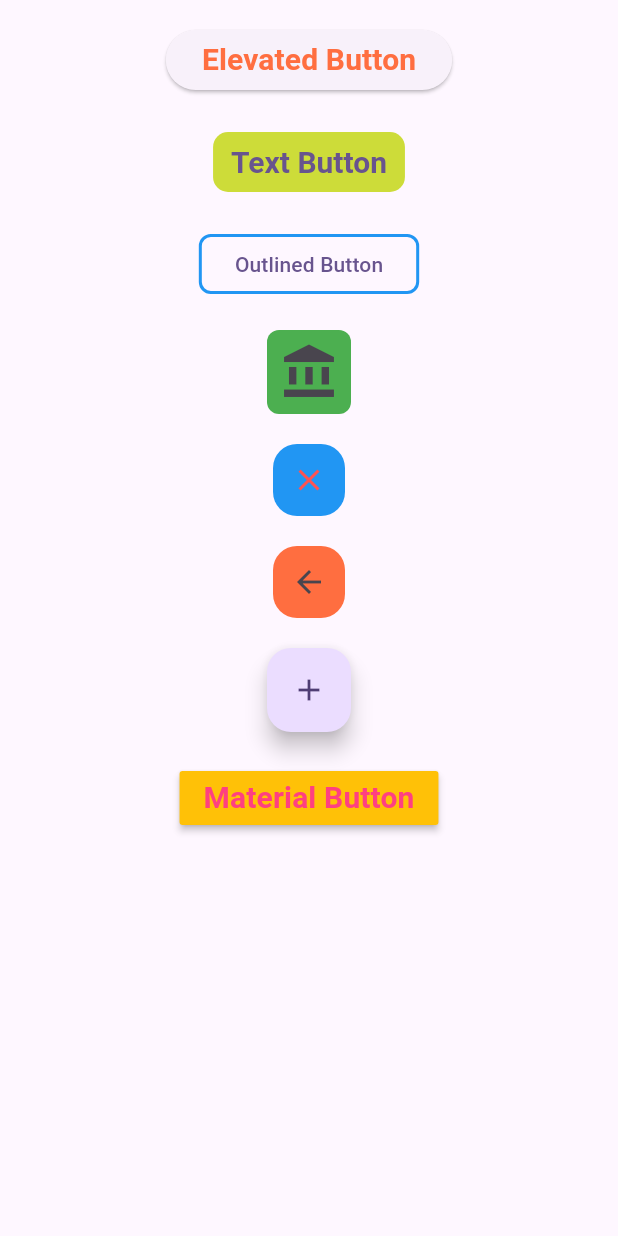
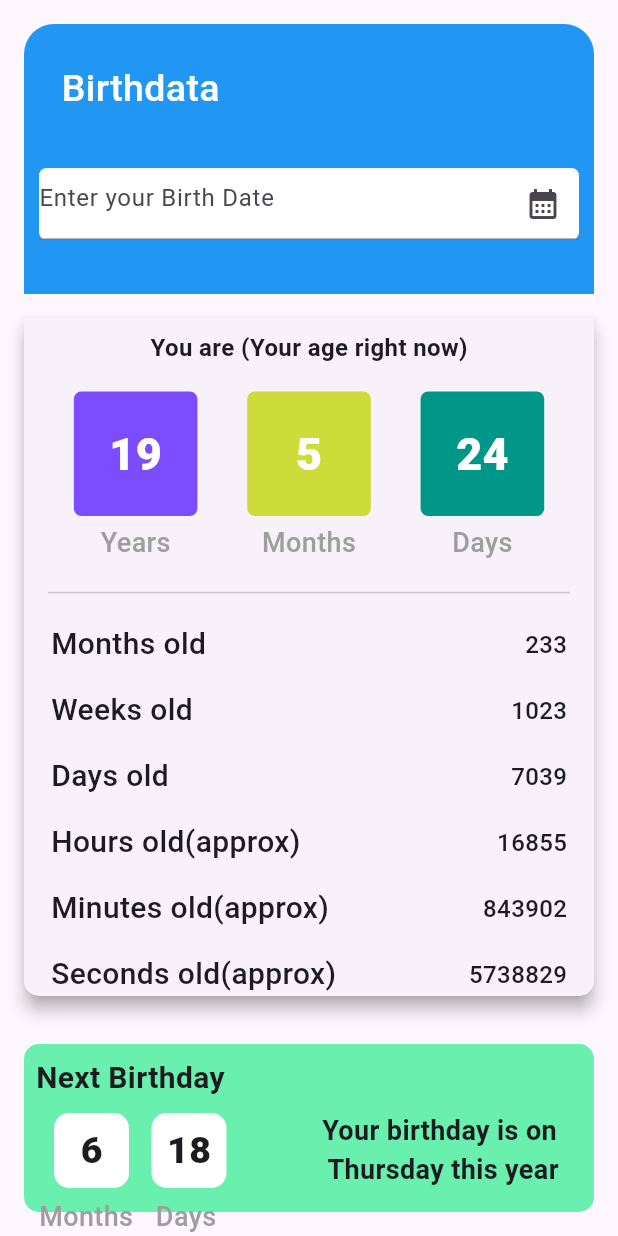
Before and after one commit to Gauri0719/buttons_flutter, a Flutter app: the screen it shows after launch, on a phone screen of 412 x 824 dp. Run offline on Flutter 3.47's test engine with Material 3 defaults, Android fonts, the phone set to English and light mode, and no system bars.

Commit message:
first commit

```diff
--- /dev/null
+++ b/lib/age_calculator_page.dart
@@ -0,0 +1,141 @@
+import 'package:flutter/material.dart';
+
+import 'date_box_widget.dart';
+import 'date_details_widget.dart';
+import 'next_birthday_widget.dart';
+
+class AgeCalculatorPage extends StatefulWidget {
+  const AgeCalculatorPage({super.key});
+
+
+  @override
+  State<AgeCalculatorPage> createState() => _AgeCalculatorPageState();
+}
+
+class _AgeCalculatorPageState extends State<AgeCalculatorPage> {
+  @override
+  Widget build(BuildContext context) {
+    return Scaffold(
+      body: SafeArea(child: Column(
+        children: [
+          Container(
+            height: 180,
+            width: double.infinity,
+            decoration: BoxDecoration(color: Colors.blue,borderRadius: BorderRadius.only(
+                topLeft: Radius.circular(20),
+                topRight: Radius.circular(20))),
+            margin: EdgeInsets.all(16.0),
+            child: Column(
+              crossAxisAlignment: CrossAxisAlignment.start,
+              children: [
+                Padding(
+                  padding: const EdgeInsets.all(25.0),
+                  child: Text("Birthdata",style:
+                  TextStyle(fontSize: 25,fontWeight: FontWeight.w500,color: Colors.white),),
+                ),
+                Container(
+                  margin: EdgeInsets.all(10.0),
+                  decoration: BoxDecoration(color: Colors.white,borderRadius: BorderRadius.circular(5.0)),
+                  child: TextField(
+                    decoration: InputDecoration(suffixIcon:Icon(Icons.calendar_month),
+                    hintText: "Enter your Birth Date"),
+                  ),
+                )
+              ],
+            ),
+          ),
+          Card(
+            elevation: 5.0,
+            shadowColor: Colors.grey,
+            margin: EdgeInsets.only(left: 16.0,right: 16.0,bottom: 16.0,top: 0.0),
+            shape: RoundedRectangleBorder(borderRadius: BorderRadius.only(
+              bottomLeft: Radius.circular(10.0),
+              bottomRight: Radius.circular(10.0),
+            )),
+            child: Column(
+            crossAxisAlignment: CrossAxisAlignment.center,
+            children: [
+              Padding(
+                padding: const EdgeInsets.all(8.0),
+                child: Text("You are (Your age right now)",style: TextStyle(fontWeight: FontWeight.w700,fontSize: 16.0),),
+              ),
+              SizedBox(height: 10.0,),
+              Row(
+                mainAxisAlignment: MainAxisAlignment.spaceEvenly,
+                children: [
+                DateBoxWidget(colorBox: Colors.deepPurpleAccent,label: "19",calendarlabel:"Years"),
+                  DateBoxWidget(colorBox:Colors.lime,label: "5",calendarlabel:"Months"),
+                  DateBoxWidget(colorBox:Colors.teal,label: "24",calendarlabel:"Days"),
+              ],),
+             Padding(
+               padding: const EdgeInsets.symmetric(horizontal: 16.0),
+               child: Divider(thickness: 1.0,
+               height: 40.0,),
+             ),
+              // DATE DETAILS ROWS
+              DateDetailsRowWidget(oldlabel: "Months old",number: "233",),
+              SizedBox(height: 15.0,),
+              DateDetailsRowWidget(oldlabel: "Weeks old",number: "1023",),
+              SizedBox(height: 15.0,),
+              DateDetailsRowWidget(oldlabel: "Days old",number: "7039",),
+              SizedBox(height: 15.0,),
+              DateDetailsRowWidget(oldlabel: "Hours old(approx)",number: "16855",),
+              SizedBox(height: 15.0,),
+              DateDetailsRowWidget(oldlabel: "Minutes old(approx)",number: "843902",),
+              SizedBox(height: 15.0,),
+              DateDetailsRowWidget(oldlabel: "Seconds old(approx)",number: "5738829",),
+            ],
+          ),),
+          // SECOND COTAINER
+          Expanded(
+            child: Container(
+              margin: EdgeInsets.all(16.0),
+              width: double.infinity,
+              decoration: BoxDecoration(color: Colors.greenAccent,borderRadius: BorderRadius.circular(10.0)),
+              child: Column(
+                crossAxisAlignment: CrossAxisAlignment.start,
+              children: [
+                Padding(
+                  padding: const EdgeInsets.all(8.0),
+                  child: Text("Next Birthday",style: TextStyle(fontSize: 20.0,fontWeight: FontWeight.w700),),
+                ),
+                Padding(
+                  padding: const EdgeInsets.symmetric(horizontal: 20.0),
+                  child: Row(
+                    children: [
+                      NextBirthdayWidget(date: "6",),
+                      SizedBox(width: 15.0,),
+                      NextBirthdayWidget(date: "18",),
+                      Spacer(),
+                      Column(
+                        children: [
+                          Text("Your birthday is on ",style: TextStyle(fontSize: 18.0,fontWeight: FontWeight.w600)),
+                            Text("Thursday this year",style: TextStyle(fontSize: 18.0,fontWeight: FontWeight.w600),)
+                        ],
+                      )
+                    ],
+                  ),
+                ),
+                SizedBox(height: 5.0,),
+                Padding(
+                  padding: const EdgeInsets.symmetric(horizontal: 10.0),
+                  child: Row(
+                    children: [
+                      Text("Months",style: TextStyle(
+                          fontSize: 18,
+                          fontWeight: FontWeight.w500,
+                          color: Colors.grey),),
+                      SizedBox(width: 15.0,),
+                      Text("Days",style: TextStyle(fontSize: 18,fontWeight: FontWeight.w500,color: Colors.grey),),
+                    ],
+                  ),
+                ),
+
+              ],
+            ),),
+          )
+        ],
+      )),
+    );
+  }
+}
--- /dev/null
+++ b/lib/date_box_widget.dart
@@ -0,0 +1,28 @@
+import 'package:flutter/material.dart';
+
+class DateBoxWidget extends StatelessWidget {
+  const DateBoxWidget({
+    super.key,required this.colorBox,required this.label,required this.calendarlabel
+  });
+final Color colorBox;
+final String label;
+final String calendarlabel;
+  @override
+  Widget build(BuildContext context) {
+    return Column(
+      children: [
+        Container(
+          width: MediaQuery.of(context).size.width*0.20,
+          padding: EdgeInsets.all(20.0),
+          decoration:BoxDecoration(color: colorBox,borderRadius: BorderRadius.circular(5.0)),
+          child: Center(
+            child: Text(label,style: TextStyle(fontSize: 30.0,
+                fontWeight: FontWeight.w900,color: Colors.white),),
+          ),
+        ),
+        SizedBox(height: 5.0,),
+        Text(calendarlabel,style: TextStyle(fontSize: 18,fontWeight: FontWeight.w500,color: Colors.grey),)
+      ],
+    );
+  }
+}
--- /dev/null
+++ b/lib/date_details_widget.dart
@@ -0,0 +1,22 @@
+import 'package:flutter/material.dart';
+
+class DateDetailsRowWidget extends StatelessWidget {
+  const DateDetailsRowWidget({
+    super.key,required this.oldlabel,required this.number,
+  });
+  final String oldlabel;
+  final String number;
+  @override
+  Widget build(BuildContext context) {
+    return Padding(
+      padding: const EdgeInsets.symmetric(horizontal: 18.0),
+      child: Row(
+        mainAxisAlignment: MainAxisAlignment.spaceBetween,
+        children: [
+          Text(oldlabel,style: TextStyle(fontSize: 20.0,fontWeight: FontWeight.w500),),
+          Text(number,style: TextStyle(fontSize: 16.0,fontWeight: FontWeight.w500)),
+        ],
+      ),
+    );
+  }
+}
--- a/lib/main.dart
+++ b/lib/main.dart
@@ -1,3 +1,4 @@
+import 'package:buttons/age_calculator_page.dart';
 import 'package:buttons/buttons.dart';
 import 'package:flutter/material.dart';
 
@@ -18,7 +19,7 @@ class MyApp extends StatelessWidget {
         colorScheme: ColorScheme.fromSeed(seedColor: Colors.deepPurple),
         useMaterial3: true,
       ),
-      home:Buttons(),
+      home:AgeCalculatorPage(),
     );
   }
 }
--- /dev/null
+++ b/lib/next_birthday_widget.dart
@@ -0,0 +1,17 @@
+import 'package:flutter/material.dart';
+
+class NextBirthdayWidget extends StatelessWidget {
+  const NextBirthdayWidget({
+    super.key,required this.date
+  });
+final String date;
+  @override
+  Widget build(BuildContext context) {
+    return Container(
+      height:50.0,
+      width: 50.0,
+      decoration: BoxDecoration(color: Colors.white,borderRadius: BorderRadius.circular(10.0)),
+      child: Center(child: Text(date,style: TextStyle(fontSize: 25,fontWeight: FontWeight.w900),)),
+    );
+  }
+}
```
